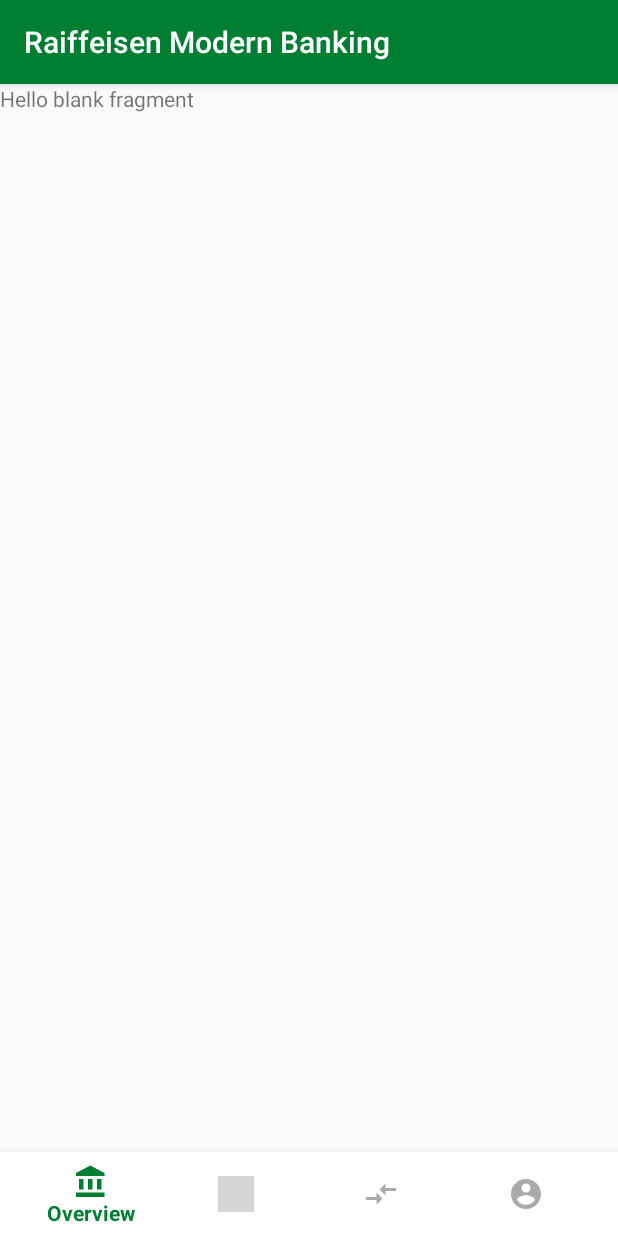
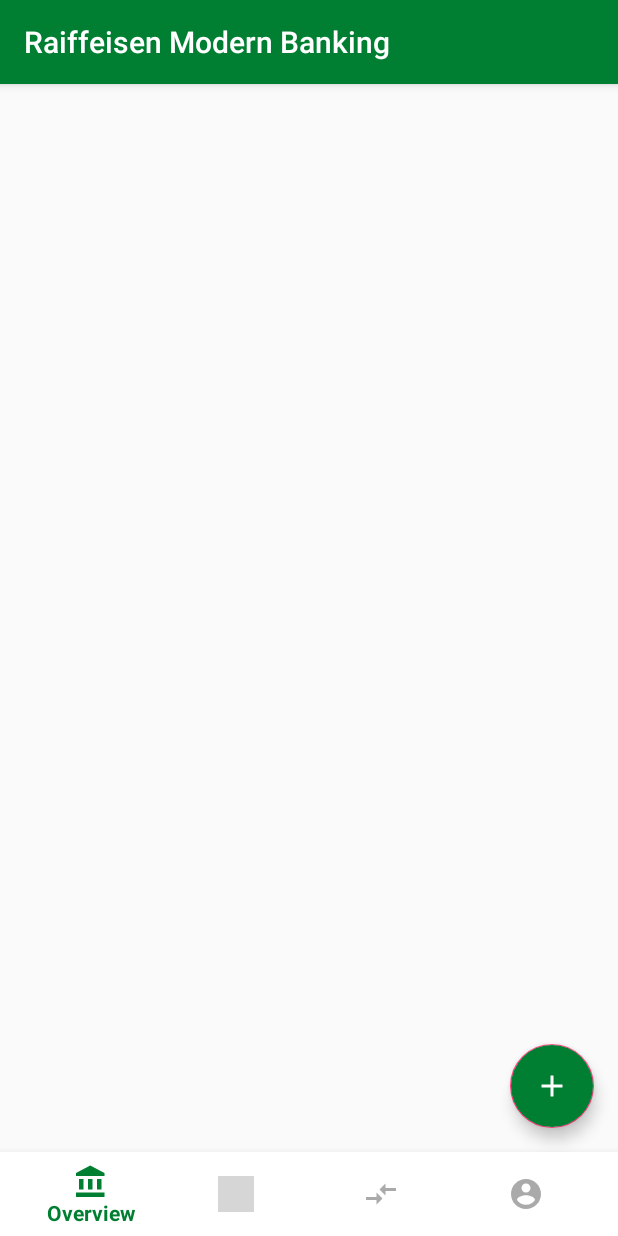
Before and after one commit to david-kroell/guada-zohlarei, an Android app: the fragment BillsFragment placed in its activity, on a phone screen of 412 x 824 dp. Run offline under Robolectric (Android 15) with nearby library versions, the phone set to English and light mode, and no system bars; network calls fail; grey boxes are pictures that could not be loaded.

Commit message:
work on bills

```diff
--- a/app/build.gradle
+++ b/app/build.gradle
@@ -27,6 +27,7 @@
     implementation 'com.android.support:support-v4:27.1.1'
     implementation 'com.android.support:cardview-v7:27.1.1'
     implementation 'com.android.volley:volley:1.1.1'
+    implementation 'com.google.android.gms:play-services-vision:15.0.0'
     testImplementation 'junit:junit:4.12'
     androidTestImplementation 'com.android.support.test:runner:1.0.2'
     androidTestImplementation 'com.android.support.test.espresso:espresso-core:3.0.2'
--- a/app/src/main/java/backslash/at/smartbank/BillsFragment.java
+++ b/app/src/main/java/backslash/at/smartbank/BillsFragment.java
@@ -5,12 +5,18 @@
 import android.net.Uri;
 import android.os.Bundle;
 import android.provider.MediaStore;
+import android.support.design.widget.FloatingActionButton;
+import android.support.design.widget.Snackbar;
 import android.support.v4.app.Fragment;
+import android.support.v4.app.FragmentTransaction;
 import android.view.LayoutInflater;
 import android.view.View;
 import android.view.ViewGroup;
+import android.widget.Toast;
 
 public class BillsFragment extends Fragment {
+
+    View view;
 
     static final int REQUEST_IMAGE_CAPTURE = 3113;
 
@@ -21,14 +27,24 @@
 
     @Override
     public void onCreate(Bundle savedInstanceState) {
-        dispatchTakePictureIntent();
+
         super.onCreate(savedInstanceState);
     }
 
     @Override
     public View onCreateView(LayoutInflater inflater, ViewGroup container, Bundle savedInstanceState) {
-        return inflater.inflate(R.layout.fragment_bills, container, false);
+        view = inflater.inflate(R.layout.fragment_bills, container, false);
 
+        FloatingActionButton fab = view.findViewById(R.id.fab);
+        fab.setOnClickListener(new View.OnClickListener() {
+            @Override
+            public void onClick(View view) {
+                Toast.makeText(view.getContext(), "Hello from FAB", Toast.LENGTH_SHORT).show();
+                dispatchTakePictureIntent();
+            }
+        });
+
+        return view;
     }
 
     private void dispatchTakePictureIntent() {
--- /dev/null
+++ b/app/src/main/res/drawable/ic_add_black_24dp.xml
@@ -0,0 +1,5 @@
+<vector android:height="24dp" android:tint="#FFFFFF"
+    android:viewportHeight="24.0" android:viewportWidth="24.0"
+    android:width="24dp" xmlns:android="http://schemas.android.com/apk/res/android">
+    <path android:fillColor="#FF000000" android:pathData="M19,13h-6v6h-2v-6H5v-2h6V5h2v6h6v2z"/>
+</vector>
--- a/app/src/main/res/layout/fragment_bills.xml
+++ b/app/src/main/res/layout/fragment_bills.xml
@@ -5,10 +5,13 @@
     android:layout_height="match_parent"
     tools:context=".BillsFragment">
 
-    <!-- TODO: Update blank fragment layout -->
-    <TextView
-        android:layout_width="match_parent"
-        android:layout_height="match_parent"
-        android:text="@string/hello_blank_fragment" />
+    <android.support.design.widget.FloatingActionButton
+        android:id="@+id/fab"
+        android:layout_width="wrap_content"
+        android:layout_height="wrap_content"
+        android:layout_gravity="end|bottom"
+        android:src="@drawable/ic_add_black_24dp"
+        android:backgroundTint="@color/colorPrimary"
+        android:layout_margin="16dp" />
 
 </FrameLayout>
```
